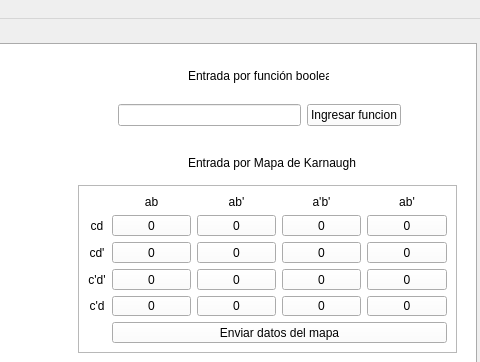
Eliasj15/Tarea-programada-3, file mainwindow.ui: the form before one commit; both pictures show x 394 to 874 and y 0 to 362 of the 874 by 500 pixel window.
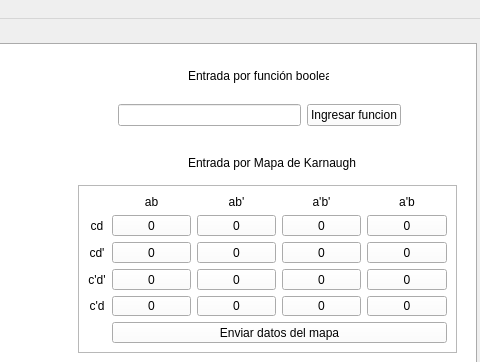
The form after the commit.

Commit message: Error en mapa corregido

```diff
--- a/mainwindow.ui
+++ b/mainwindow.ui
@@ -207,7 +207,7 @@
        <item row="0" column="4">
         <widget class="QLabel" name="label_8">
          <property name="text">
-          <string>ab'</string>
+          <string>a'b</string>
          </property>
          <property name="alignment">
           <set>Qt::AlignCenter</set>
```
